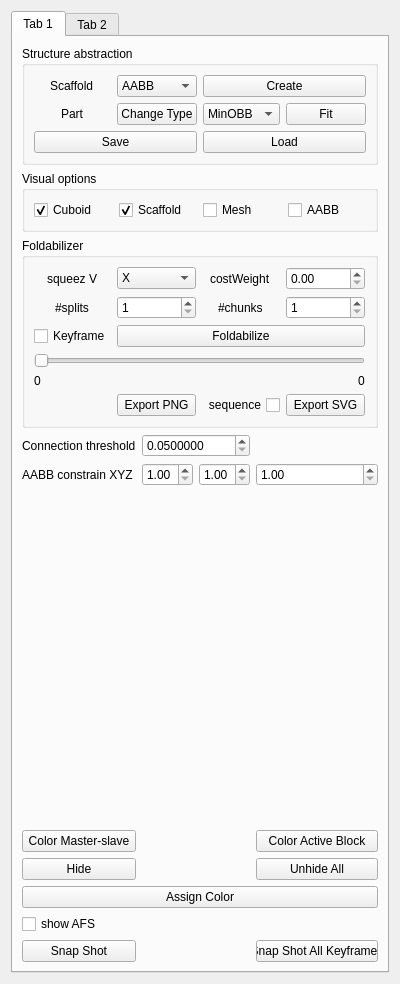
The window that FoldPlugin/FdWidget.ui (letienhung/fold-hcc) describes before a commit, drawn with Qt 5.
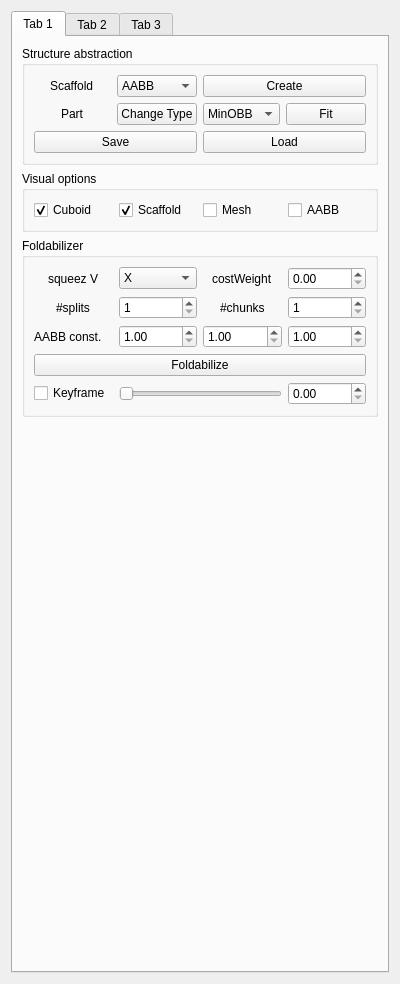
The same window after the commit.

Commit message: updated ui fixed bug: folding H-chain, angle calculation

Patch:
```diff
--- a/FoldPlugin/FdWidget.ui
+++ b/FoldPlugin/FdWidget.ui
@@ -26,7 +26,7 @@
    <string>Form</string>
   </property>
   <layout class="QGridLayout" name="gridLayout">
-   <item row="5" column="0" colspan="3">
+   <item row="3" column="0">
     <widget class="QTabWidget" name="foldTabs">
      <property name="enabled">
       <bool>true</bool>
@@ -39,231 +39,7 @@
        <string>Tab 1</string>
       </attribute>
       <layout class="QGridLayout" name="gridLayout_6">
-       <item row="2" column="0" colspan="5">
-        <widget class="QGroupBox" name="groupBox_3">
-         <property name="title">
-          <string>Foldabilizer</string>
-         </property>
-         <layout class="QGridLayout" name="gridLayout_4">
-          <item row="6" column="3" alignment="Qt::AlignRight">
-           <widget class="QLabel" name="nbKeyframeSlider">
-            <property name="text">
-             <string>0</string>
-            </property>
-           </widget>
-          </item>
-          <item row="5" column="0" colspan="4">
-           <widget class="QSlider" name="keyframeSlider">
-            <property name="minimum">
-             <number>0</number>
-            </property>
-            <property name="maximum">
-             <number>0</number>
-            </property>
-            <property name="orientation">
-             <enum>Qt::Horizontal</enum>
-            </property>
-           </widget>
-          </item>
-          <item row="2" column="0" alignment="Qt::AlignHCenter">
-           <widget class="QLabel" name="label_3">
-            <property name="text">
-             <string>#splits</string>
-            </property>
-           </widget>
-          </item>
-          <item row="2" column="1">
-           <widget class="QSpinBox" name="nbSplits">
-            <property name="minimum">
-             <number>1</number>
-            </property>
-            <property name="maximum">
-             <number>10</number>
-            </property>
-            <property name="singleStep">
-             <number>1</number>
-            </property>
-           </widget>
-          </item>
-          <item row="4" column="0">
-           <widget class="QCheckBox" name="showKeyframe">
-            <property name="text">
-             <string>Keyframe</string>
-            </property>
-           </widget>
-          </item>
-          <item row="1" column="0" alignment="Qt::AlignHCenter">
-           <widget class="QLabel" name="label_6">
-            <property name="text">
-             <string>squeez V</string>
-            </property>
-           </widget>
-          </item>
-          <item row="1" column="1">
-           <widget class="QComboBox" name="sqzV">
-            <item>
-             <property name="text">
-              <string>X</string>
-             </property>
-            </item>
-            <item>
-             <property name="text">
-              <string>-X</string>
-             </property>
-            </item>
-            <item>
-             <property name="text">
-              <string>Y</string>
-             </property>
-            </item>
-            <item>
-             <property name="text">
-              <string>-Y</string>
-             </property>
-            </item>
-            <item>
-             <property name="text">
-              <string>Z</string>
-             </property>
-            </item>
-            <item>
-             <property name="text">
-              <string>-Z</string>
-             </property>
-            </item>
-           </widget>
-          </item>
-          <item row="2" column="2" alignment="Qt::AlignHCenter">
-           <widget class="QLabel" name="label_10">
-            <property name="text">
-             <string>#chunks</string>
-            </property>
-           </widget>
-          </item>
-          <item row="2" column="3">
-           <widget class="QSpinBox" name="nbChunks">
-            <property name="minimum">
-             <number>1</number>
-            </property>
-            <property name="maximum">
-             <number>10</number>
-            </property>
-            <property name="value">
-             <number>1</number>
-            </property>
-           </widget>
-          </item>
-          <item row="4" column="1" colspan="3">
-           <widget class="QPushButton" name="foldabilize">
-            <property name="text">
-             <string>Foldabilize</string>
-            </property>
-           </widget>
-          </item>
-          <item row="6" column="0">
-           <widget class="QLabel" name="label_12">
-            <property name="text">
-             <string>0</string>
-            </property>
-           </widget>
-          </item>
-          <item row="7" column="3">
-           <widget class="QPushButton" name="exportVector">
-            <property name="text">
-             <string>Export SVG</string>
-            </property>
-           </widget>
-          </item>
-          <item row="7" column="2">
-           <widget class="QCheckBox" name="isSVGsequence">
-            <property name="layoutDirection">
-             <enum>Qt::RightToLeft</enum>
-            </property>
-            <property name="text">
-             <string>sequence</string>
-            </property>
-           </widget>
-          </item>
-          <item row="1" column="2" alignment="Qt::AlignHCenter">
-           <widget class="QLabel" name="label_14">
-            <property name="text">
-             <string>costWeight</string>
-            </property>
-           </widget>
-          </item>
-          <item row="1" column="3">
-           <widget class="QDoubleSpinBox" name="costWeight">
-            <property name="minimum">
-             <double>0.000000000000000</double>
-            </property>
-            <property name="maximum">
-             <double>1.000000000000000</double>
-            </property>
-            <property name="singleStep">
-             <double>0.100000000000000</double>
-            </property>
-            <property name="value">
-             <double>0.000000000000000</double>
-            </property>
-           </widget>
-          </item>
-          <item row="7" column="1">
-           <widget class="QPushButton" name="exportPNG">
-            <property name="text">
-             <string>Export PNG</string>
-            </property>
-           </widget>
-          </item>
-         </layout>
-        </widget>
-       </item>
-       <item row="1" column="0" colspan="5">
-        <widget class="QGroupBox" name="groupBox_2">
-         <property name="title">
-          <string>Visual options</string>
-         </property>
-         <layout class="QGridLayout" name="gridLayout_3">
-          <item row="2" column="2">
-           <widget class="QCheckBox" name="showMesh">
-            <property name="text">
-             <string>Mesh</string>
-            </property>
-            <property name="checked">
-             <bool>false</bool>
-            </property>
-           </widget>
-          </item>
-          <item row="2" column="1">
-           <widget class="QCheckBox" name="showScaffold">
-            <property name="text">
-             <string>Scaffold</string>
-            </property>
-            <property name="checked">
-             <bool>true</bool>
-            </property>
-           </widget>
-          </item>
-          <item row="2" column="0">
-           <widget class="QCheckBox" name="showCuboid">
-            <property name="text">
-             <string>Cuboid</string>
-            </property>
-            <property name="checked">
-             <bool>true</bool>
-            </property>
-           </widget>
-          </item>
-          <item row="2" column="3">
-           <widget class="QCheckBox" name="showAABB">
-            <property name="text">
-             <string>AABB</string>
-            </property>
-           </widget>
-          </item>
-         </layout>
-        </widget>
-       </item>
-       <item row="0" column="0" colspan="5">
+       <item row="0" column="0" colspan="2">
         <widget class="QGroupBox" name="groupBox">
          <property name="title">
           <string>Structure abstraction</string>
@@ -362,14 +138,252 @@
          </layout>
         </widget>
        </item>
-       <item row="13" column="0">
-        <widget class="QPushButton" name="snapshot">
-         <property name="text">
-          <string>Snap Shot</string>
+       <item row="1" column="0" colspan="2">
+        <widget class="QGroupBox" name="groupBox_2">
+         <property name="title">
+          <string>Visual options</string>
          </property>
+         <layout class="QGridLayout" name="gridLayout_3">
+          <item row="2" column="2">
+           <widget class="QCheckBox" name="showMesh">
+            <property name="text">
+             <string>Mesh</string>
+            </property>
+            <property name="checked">
+             <bool>false</bool>
+            </property>
+           </widget>
+          </item>
+          <item row="2" column="1">
+           <widget class="QCheckBox" name="showScaffold">
+            <property name="text">
+             <string>Scaffold</string>
+            </property>
+            <property name="checked">
+             <bool>true</bool>
+            </property>
+           </widget>
+          </item>
+          <item row="2" column="0">
+           <widget class="QCheckBox" name="showCuboid">
+            <property name="text">
+             <string>Cuboid</string>
+            </property>
+            <property name="checked">
+             <bool>true</bool>
+            </property>
+           </widget>
+          </item>
+          <item row="2" column="3">
+           <widget class="QCheckBox" name="showAABB">
+            <property name="text">
+             <string>AABB</string>
+            </property>
+           </widget>
+          </item>
+         </layout>
         </widget>
        </item>
-       <item row="7" column="0">
+       <item row="2" column="0" colspan="2">
+        <widget class="QGroupBox" name="groupBox_3">
+         <property name="title">
+          <string>Foldabilizer</string>
+         </property>
+         <layout class="QGridLayout" name="gridLayout_4">
+          <item row="2" column="3">
+           <widget class="QSpinBox" name="nbChunks">
+            <property name="minimum">
+             <number>1</number>
+            </property>
+            <property name="maximum">
+             <number>10</number>
+            </property>
+            <property name="value">
+             <number>1</number>
+            </property>
+           </widget>
+          </item>
+          <item row="2" column="2" alignment="Qt::AlignHCenter">
+           <widget class="QLabel" name="label_10">
+            <property name="text">
+             <string>#chunks</string>
+            </property>
+           </widget>
+          </item>
+          <item row="1" column="1">
+           <widget class="QComboBox" name="sqzV">
+            <item>
+             <property name="text">
+              <string>X</string>
+             </property>
+            </item>
+            <item>
+             <property name="text">
+              <string>-X</string>
+             </property>
+            </item>
+            <item>
+             <property name="text">
+              <string>Y</string>
+             </property>
+            </item>
+            <item>
+             <property name="text">
+              <string>-Y</string>
+             </property>
+            </item>
+            <item>
+             <property name="text">
+              <string>Z</string>
+             </property>
+            </item>
+            <item>
+             <property name="text">
+              <string>-Z</string>
+             </property>
+            </item>
+           </widget>
+          </item>
+          <item row="1" column="0" alignment="Qt::AlignHCenter">
+           <widget class="QLabel" name="label_6">
+            <property name="text">
+             <string>squeez V</string>
+            </property>
+           </widget>
+          </item>
+          <item row="1" column="2" alignment="Qt::AlignHCenter">
+           <widget class="QLabel" name="label_14">
+            <property name="text">
+             <string>costWeight</string>
+            </property>
+           </widget>
+          </item>
+          <item row="1" column="3">
+           <widget class="QDoubleSpinBox" name="costWeight">
+            <property name="minimum">
+             <double>0.000000000000000</double>
+            </property>
+            <property name="maximum">
+             <double>1.000000000000000</double>
+            </property>
+            <property name="singleStep">
+             <double>0.100000000000000</double>
+            </property>
+            <property name="value">
+             <double>0.000000000000000</double>
+            </property>
+           </widget>
+          </item>
+          <item row="2" column="1">
+           <widget class="QSpinBox" name="nbSplits">
+            <property name="minimum">
+             <number>1</number>
+            </property>
+            <property name="maximum">
+             <number>10</number>
+            </property>
+            <property name="singleStep">
+             <number>1</number>
+            </property>
+           </widget>
+          </item>
+          <item row="2" column="0" alignment="Qt::AlignHCenter">
+           <widget class="QLabel" name="label_3">
+            <property name="text">
+             <string>#splits</string>
+            </property>
+           </widget>
+          </item>
+          <item row="6" column="0">
+           <widget class="QCheckBox" name="showKeyframe">
+            <property name="text">
+             <string>Keyframe</string>
+            </property>
+           </widget>
+          </item>
+          <item row="4" column="0" colspan="4">
+           <widget class="QPushButton" name="foldabilize">
+            <property name="text">
+             <string>Foldabilize</string>
+            </property>
+           </widget>
+          </item>
+          <item row="3" column="0">
+           <widget class="QLabel" name="label_13">
+            <property name="text">
+             <string>AABB const.</string>
+            </property>
+           </widget>
+          </item>
+          <item row="3" column="1">
+           <widget class="QDoubleSpinBox" name="aabbX">
+            <property name="minimum">
+             <double>1.000000000000000</double>
+            </property>
+            <property name="maximum">
+             <double>2.000000000000000</double>
+            </property>
+            <property name="singleStep">
+             <double>0.100000000000000</double>
+            </property>
+           </widget>
+          </item>
+          <item row="3" column="2">
+           <widget class="QDoubleSpinBox" name="aabbY">
+            <property name="minimum">
+             <double>1.000000000000000</double>
+            </property>
+            <property name="maximum">
+             <double>2.000000000000000</double>
+            </property>
+            <property name="singleStep">
+             <double>0.100000000000000</double>
+            </property>
+            <property name="value">
+             <double>1.000000000000000</double>
+            </property>
+           </widget>
+          </item>
+          <item row="3" column="3">
+           <widget class="QDoubleSpinBox" name="aabbZ">
+            <property name="minimum">
+             <double>1.000000000000000</double>
+            </property>
+            <property name="maximum">
+             <double>2.000000000000000</double>
+            </property>
+            <property name="singleStep">
+             <double>0.100000000000000</double>
+            </property>
+           </widget>
+          </item>
+          <item row="6" column="1" colspan="2">
+           <widget class="QSlider" name="keyframeSlider">
+            <property name="minimum">
+             <number>0</number>
+            </property>
+            <property name="maximum">
+             <number>0</number>
+            </property>
+            <property name="orientation">
+             <enum>Qt::Horizontal</enum>
+            </property>
+           </widget>
+          </item>
+          <item row="6" column="3">
+           <widget class="QDoubleSpinBox" name="keyframeTime">
+            <property name="maximum">
+             <double>1.000000000000000</double>
+            </property>
+            <property name="singleStep">
+             <double>0.100000000000000</double>
+            </property>
+           </widget>
+          </item>
+         </layout>
+        </widget>
+       </item>
+       <item row="3" column="0">
         <spacer name="verticalSpacer">
          <property name="orientation">
           <enum>Qt::Vertical</enum>
@@ -382,124 +396,6 @@
          </property>
         </spacer>
        </item>
-       <item row="13" column="4">
-        <widget class="QPushButton" name="snapshotAll">
-         <property name="text">
-          <string>Snap Shot All Keyframes</string>
-         </property>
-        </widget>
-       </item>
-       <item row="10" column="0" colspan="5">
-        <widget class="QPushButton" name="assignColor">
-         <property name="text">
-          <string>Assign Color</string>
-         </property>
-        </widget>
-       </item>
-       <item row="11" column="0">
-        <widget class="QCheckBox" name="showAFS">
-         <property name="text">
-          <string>show AFS</string>
-         </property>
-         <property name="checked">
-          <bool>false</bool>
-         </property>
-        </widget>
-       </item>
-       <item row="9" column="0">
-        <widget class="QPushButton" name="hideSelNodes">
-         <property name="text">
-          <string>Hide</string>
-         </property>
-        </widget>
-       </item>
-       <item row="9" column="4">
-        <widget class="QPushButton" name="unhideAllNodes">
-         <property name="text">
-          <string>Unhide All</string>
-         </property>
-        </widget>
-       </item>
-       <item row="8" column="0">
-        <widget class="QPushButton" name="colorMasterSlave">
-         <property name="text">
-          <string>Color Master-slave</string>
-         </property>
-        </widget>
-       </item>
-       <item row="8" column="4">
-        <widget class="QPushButton" name="colorActiveBlock">
-         <property name="text">
-          <string>Color Active Block</string>
-         </property>
-        </widget>
-       </item>
-       <item row="3" column="0">
-        <widget class="QLabel" name="label_5">
-         <property name="text">
-          <string>Connection threshold</string>
-         </property>
-        </widget>
-       </item>
-       <item row="5" column="0">
-        <widget class="QLabel" name="label_13">
-         <property name="text">
-          <string>AABB constrain XYZ</string>
-         </property>
-        </widget>
-       </item>
-       <item row="5" column="4">
-        <widget class="QDoubleSpinBox" name="aabbZ">
-         <property name="minimum">
-          <double>1.000000000000000</double>
-         </property>
-         <property name="maximum">
-          <double>2.000000000000000</double>
-         </property>
-        </widget>
-       </item>
-       <item row="5" column="1">
-        <widget class="QDoubleSpinBox" name="aabbX">
-         <property name="minimum">
-          <double>1.000000000000000</double>
-         </property>
-         <property name="maximum">
-          <double>2.000000000000000</double>
-         </property>
-        </widget>
-       </item>
-       <item row="5" column="2" colspan="2">
-        <widget class="QDoubleSpinBox" name="aabbY">
-         <property name="minimum">
-          <double>1.000000000000000</double>
-         </property>
-         <property name="maximum">
-          <double>2.000000000000000</double>
-         </property>
-         <property name="value">
-          <double>1.000000000000000</double>
-         </property>
-        </widget>
-       </item>
-       <item row="3" column="1" colspan="3">
-        <widget class="QDoubleSpinBox" name="connThrRatio">
-         <property name="decimals">
-          <number>7</number>
-         </property>
-         <property name="minimum">
-          <double>0.050000000000000</double>
-         </property>
-         <property name="maximum">
-          <double>0.200000000000000</double>
-         </property>
-         <property name="singleStep">
-          <double>0.050000000000000</double>
-         </property>
-         <property name="value">
-          <double>0.050000000000000</double>
-         </property>
-        </widget>
-       </item>
       </layout>
      </widget>
      <widget class="QWidget" name="tab_2">
@@ -649,6 +545,135 @@
        </item>
       </layout>
      </widget>
+     <widget class="QWidget" name="tab_3">
+      <attribute name="title">
+       <string>Tab 3</string>
+      </attribute>
+      <layout class="QGridLayout" name="gridLayout_9">
+       <item row="2" column="0">
+        <widget class="QLabel" name="label_7">
+         <property name="text">
+          <string>Connection threshold</string>
+         </property>
+        </widget>
+       </item>
+       <item row="4" column="0">
+        <widget class="QPushButton" name="hideSelNodes">
+         <property name="text">
+          <string>Hide</string>
+         </property>
+        </widget>
+       </item>
+       <item row="3" column="3">
+        <widget class="QPushButton" name="colorActiveBlock">
+         <property name="text">
+          <string>Color Active Block</string>
+         </property>
+        </widget>
+       </item>
+       <item row="0" column="2">
+        <widget class="QCheckBox" name="isSVGsequence">
+         <property name="layoutDirection">
+          <enum>Qt::RightToLeft</enum>
+         </property>
+         <property name="text">
+          <string>sequence</string>
+         </property>
+        </widget>
+       </item>
+       <item row="2" column="1" colspan="2">
+        <widget class="QDoubleSpinBox" name="connThrRatio">
+         <property name="decimals">
+          <number>7</number>
+         </property>
+         <property name="minimum">
+          <double>0.050000000000000</double>
+         </property>
+         <property name="maximum">
+          <double>0.200000000000000</double>
+         </property>
+         <property name="singleStep">
+          <double>0.050000000000000</double>
+         </property>
+         <property name="value">
+          <double>0.050000000000000</double>
+         </property>
+        </widget>
+       </item>
+       <item row="0" column="3">
+        <widget class="QPushButton" name="exportVector">
+         <property name="text">
+          <string>Export SVG</string>
+         </property>
+        </widget>
+       </item>
+       <item row="0" column="0" colspan="2">
+        <widget class="QPushButton" name="exportPNG">
+         <property name="text">
+          <string>Export PNG</string>
+         </property>
+        </widget>
+       </item>
+       <item row="3" column="0">
+        <widget class="QPushButton" name="colorMasterSlave">
+         <property name="text">
+          <string>Color Master-slave</string>
+         </property>
+        </widget>
+       </item>
+       <item row="1" column="0" colspan="2">
+        <widget class="QPushButton" name="snapshot">
+         <property name="text">
+          <string>Snap Shot</string>
+         </property>
+        </widget>
+       </item>
+       <item row="1" column="2" colspan="2">
+        <widget class="QPushButton" name="snapshotAll">
+         <property name="text">
+          <string>Snap Shot All Keyframes</string>
+         </property>
+        </widget>
+       </item>
+       <item row="6" column="0">
+        <widget class="QCheckBox" name="showAFS">
+         <property name="text">
+          <string>show AFS</string>
+         </property>
+         <property name="checked">
+          <bool>false</bool>
+         </property>
+        </widget>
+       </item>
+       <item row="4" column="3">
+        <widget class="QPushButton" name="unhideAllNodes">
+         <property name="text">
+          <string>Unhide All</string>
+         </property>
+        </widget>
+       </item>
+       <item row="5" column="0" colspan="4">
+        <widget class="QPushButton" name="assignColor">
+         <property name="text">
+          <string>Assign Color</string>
+         </property>
+        </widget>
+       </item>
+       <item row="7" column="0">
+        <spacer name="verticalSpacer_2">
+         <property name="orientation">
+          <enum>Qt::Vertical</enum>
+         </property>
+         <property name="sizeHint" stdset="0">
+          <size>
+           <width>20</width>
+           <height>40</height>
+          </size>
+         </property>
+        </spacer>
+       </item>
+      </layout>
+     </widget>
     </widget>
    </item>
   </layout>
```
The commit also changes 5 other files.
